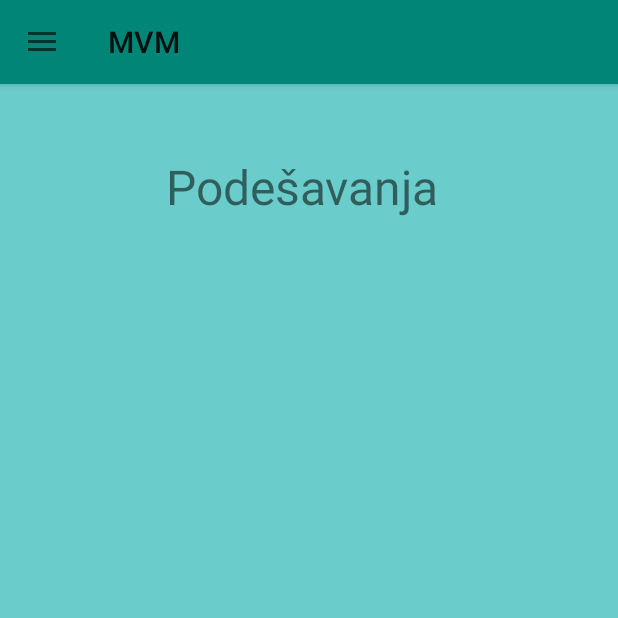
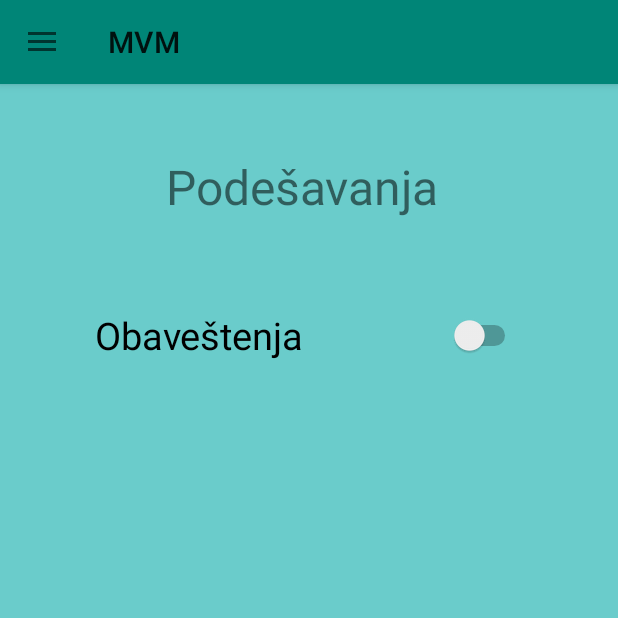
Before and after one commit to Vekisa/MVM-Android, an Android app: the SettingActivity screen opened directly, with no data from a screen before it, on a phone screen of 412 x 824 dp, the top half of it. Run offline under Robolectric (Android 15) with nearby library versions, the light colour scheme and no system bars; our stand-ins replace navigation-ui; network calls fail.

Commit message:
Settings

```diff
--- a/app/src/main/res/layout/activity_setting.xml
+++ b/app/src/main/res/layout/activity_setting.xml
@@ -19,4 +19,18 @@
         app:layout_constraintStart_toStartOf="parent"
         app:layout_constraintTop_toTopOf="parent"
         app:layout_constraintVertical_bias="0.132" />
+
+    <Switch
+        android:id="@+id/switchNotification"
+        android:layout_width="284dp"
+        android:layout_height="39dp"
+        android:layout_marginTop="44dp"
+        android:text="@string/notification_switch"
+        android:textSize="25sp"
+        app:layout_constraintBottom_toBottomOf="parent"
+        app:layout_constraintEnd_toEndOf="parent"
+        app:layout_constraintHorizontal_bias="0.496"
+        app:layout_constraintStart_toStartOf="parent"
+        app:layout_constraintTop_toBottomOf="@+id/textView2"
+        app:layout_constraintVertical_bias="0.019" />
 </androidx.constraintlayout.widget.ConstraintLayout>
--- a/app/src/main/res/values/strings.xml
+++ b/app/src/main/res/values/strings.xml
@@ -51,6 +51,8 @@
 
     <string name="send_offer">Pošalji</string>
 
+    <string name="notification_switch">Obaveštenja</string>
+
 
     <string name="navigation_drawer_open">Open navigation drawer</string>
     <string name="navigation_drawer_close">Close navigation drawer</string>
```
Also changed, not shown: app/src/main/java/com/example/mvm/SettingActivity.java (+77 -0 lines), app/src/main/java/com/example/mvm/authentication/AppProperties.java (+12 -5 lines).
